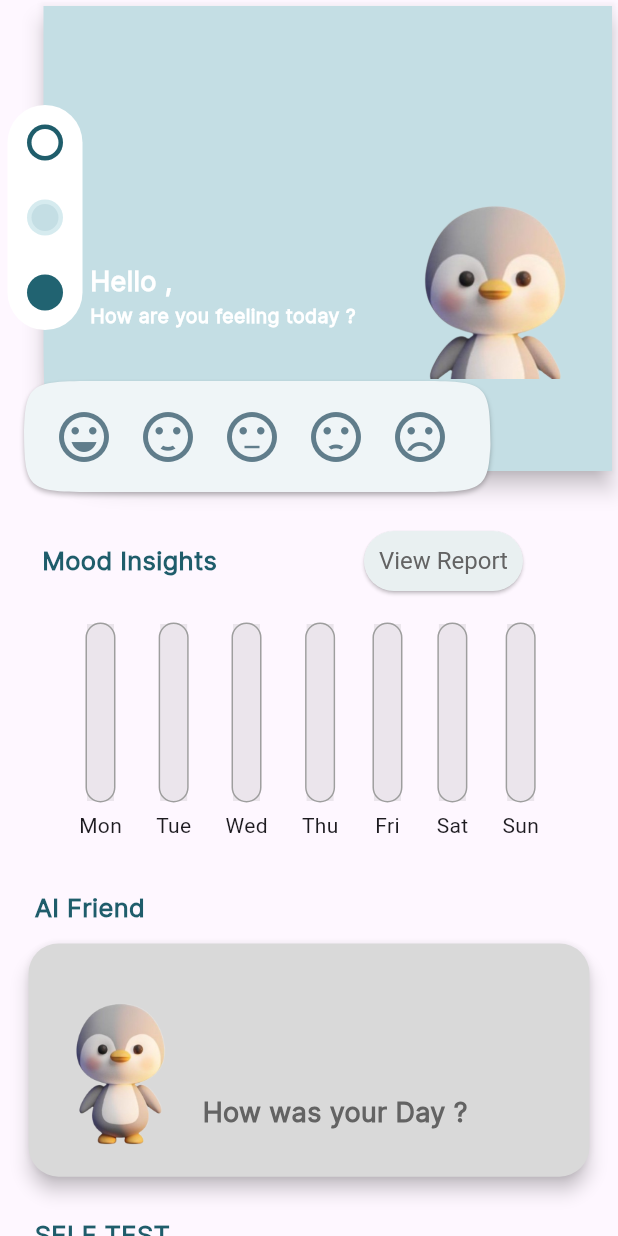
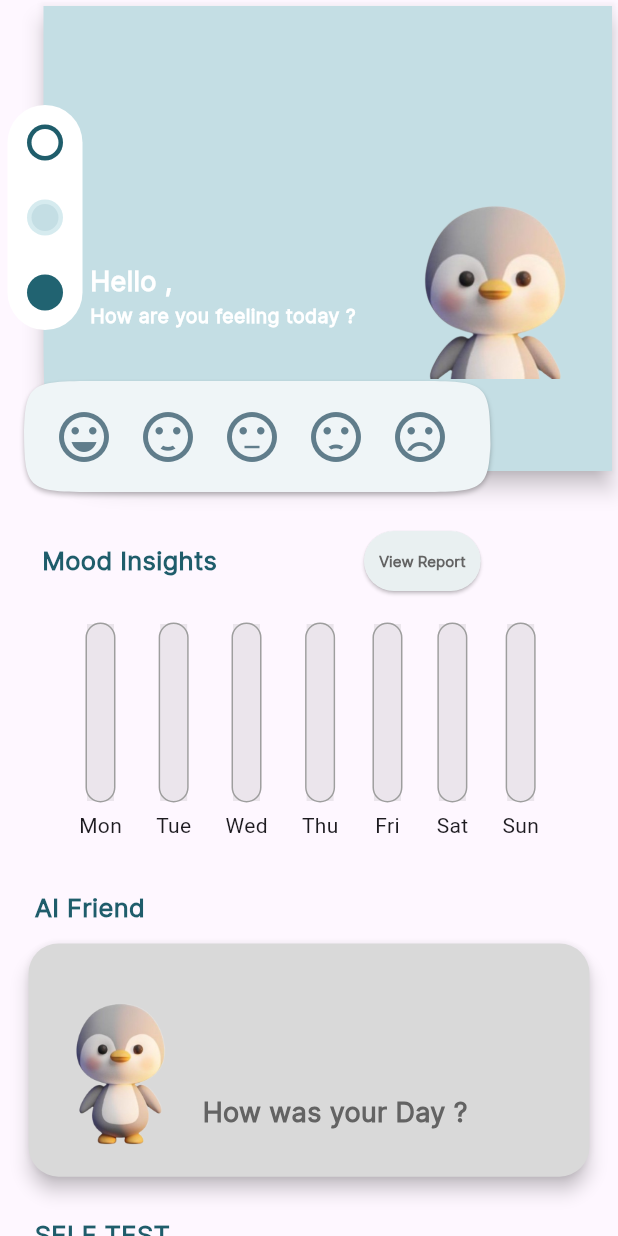
Before and after one commit to Kholoud-Mohamed/ozeyBOT, a Flutter app: the HOMEScreen screen opened directly with empty values, on a phone screen of 412 x 824 dp. Run offline on Flutter 3.47's test engine with Material 3 defaults, Android fonts, the phone set to English and light mode, and no system bars; our stand-ins replace carousel_slider, charts_flutter, firebase_core, fl_chart, flutter_rating_bar, geolocator and 14 more; missing offline and left inert: calendar_timeline_sbk; accounts and stored records are empty; project files that could hold a hidden picture were left out.

Commit message:
design2  commit

```diff
--- a/lib/screens/homeScreen.dart
+++ b/lib/screens/homeScreen.dart
@@ -100,7 +100,7 @@ class _HOMEScreenState extends State<HOMEScreen> {
                       Text(
                         'Hello $userName,',
                         style: const TextStyle(
-                            fontWeight: FontWeight.bold,
+                            fontWeight: FontWeight.w900,
                             fontSize: 18.0,
                             fontFamily: interFont, //inter
                             color: Colors.white),
@@ -108,7 +108,7 @@ class _HOMEScreenState extends State<HOMEScreen> {
                       const Text(
                         'How are you feeling today ? ',
                         style: TextStyle(
-                            fontWeight: FontWeight.bold,
+                            fontWeight: FontWeight.w900,
                             fontSize: 13,
                             fontFamily: interFont, //inter
                             color: Colors.white),
@@ -116,8 +116,8 @@ class _HOMEScreenState extends State<HOMEScreen> {
                     ],
                   ),
                 ),
-                Padding(
-                  padding: const EdgeInsets.only(top: 70, left: 5),
+                const Padding(
+                  padding: EdgeInsets.only(top: 70, left: 5),
                   child: decoration(),
                 ),
                 Positioned(
@@ -142,7 +142,8 @@ class _HOMEScreenState extends State<HOMEScreen> {
                             //navigation
                           },
                           style: ElevatedButton.styleFrom(
-                            backgroundColor: Color.fromARGB(255, 233, 240, 241),
+                            backgroundColor:
+                                const Color.fromARGB(255, 233, 240, 241),
                             padding: const EdgeInsets.symmetric(
                                 horizontal: 10, vertical: 2),
                             textStyle: const TextStyle(fontSize: 16),
@@ -152,7 +153,11 @@ class _HOMEScreenState extends State<HOMEScreen> {
                           ),
                           child: Text(
                             'View Report',
-                            style: TextStyle(color: fontGray),
+                            style: TextStyle(
+                                color: fontGray,
+                                fontFamily: interFont,
+                                fontSize: 10,
+                                fontWeight: FontWeight.w800),
                           ),
                         ),
                       ),
```
